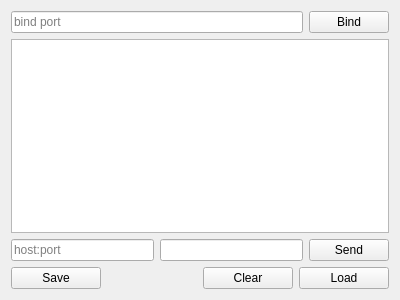
Old version of the form src/widgets/udpopswidget.ui in the repository yeisme/CrossControl.
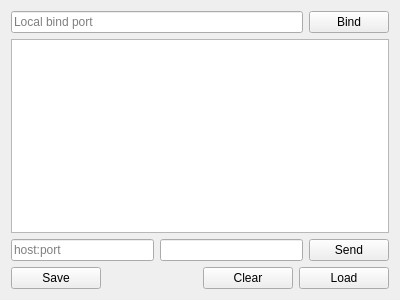
New version of the form.

Patch:
```diff
--- a/src/widgets/udpopswidget.ui
+++ b/src/widgets/udpopswidget.ui
@@ -22,7 +22,10 @@
      <item>
       <widget class="QLineEdit" name="editBindPort">
        <property name="placeholderText">
-        <string>bind port</string>
+    <string>Local bind port</string>
+   </property>
+   <property name="toolTip">
+    <string>Local port to bind and listen for incoming UDP packets</string>
        </property>
       </widget>
      </item>
```
Left out of the diff: 3 changed lines with no effect on the pictures. Lines whose indentation alone changed are shown as unchanged.
